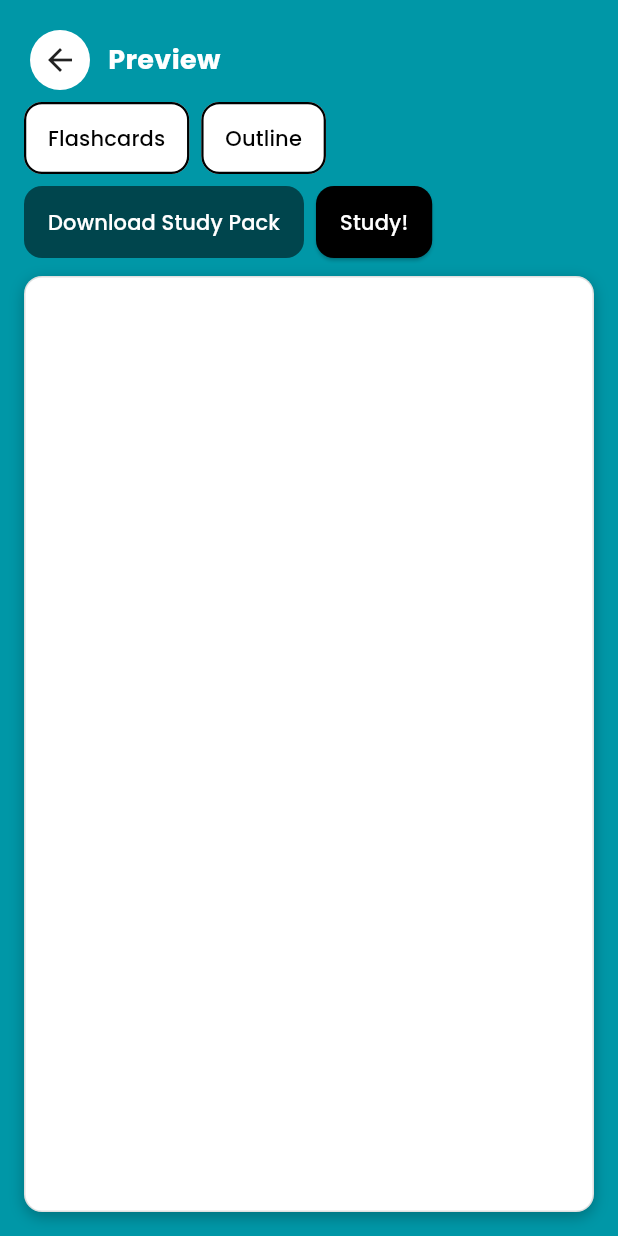
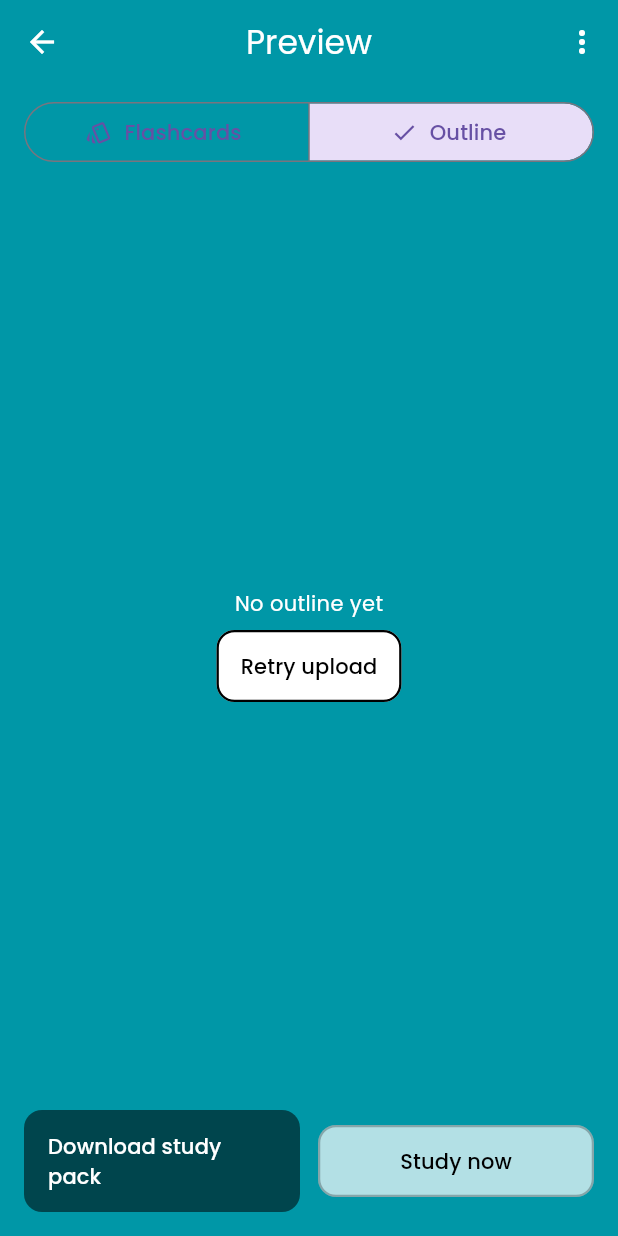
Before and after one commit to scwilson26/neuroforge_app, a Flutter app: the PreviewScreen screen opened directly with empty values, after a tap on "Outline", on a phone screen of 412 x 824 dp. Run offline on Flutter 3.47's test engine with Material 3 defaults, Android fonts, the phone set to English and light mode, and no system bars; our stand-ins replace file_picker, google_fonts, share_plus, shared_preferences; missing offline and left inert: file_saver; accounts and stored records are empty.

Commit message:
v0.2.0 - improved UI on preview page

```diff
--- a/lib/main.dart
+++ b/lib/main.dart
@@ -7,6 +7,8 @@ import 'package:share_plus/share_plus.dart';
 import 'package:shared_preferences/shared_preferences.dart';
 import 'package:file_saver/file_saver.dart';
 import 'package:flutter/foundation.dart';
+import 'package:flutter/services.dart';
+import 'package:flutter/semantics.dart';
 
 void main() => runApp(const SpacedApp());
 
@@ -332,7 +334,6 @@ enum PreviewTab { flashcards, outline }
 class _PreviewScreenState extends State<PreviewScreen> {
   PreviewTab _tab = PreviewTab.flashcards;
   late List<bool> _selected;
-  final Set<int> _showBack = {};
   bool _downloading = false;
 
   @override
@@ -416,62 +417,100 @@ class _PreviewScreenState extends State<PreviewScreen> {
     );
   }
 
+  int get _selectedCount => _selected.where((e) => e).length;
+
+  void _setTab(PreviewTab t) {
+    setState(() => _tab = t);
+    // Accessibility: Announce tab change
+    final label = t == PreviewTab.flashcards ? 'Flashcards' : 'Outline';
+    SemanticsService.announce(label, TextDirection.ltr);
+  }
+
+  void _bulkSelect(bool value) {
+    HapticFeedback.lightImpact();
+    setState(() {
+      for (var i = 0; i < _selected.length; i++) {
+        _selected[i] = value;
+      }
+    });
+  }
+
   @override
   Widget build(BuildContext context) {
+    final primary = Theme.of(context).colorScheme.primary;
     return Scaffold(
-      body: SafeArea(
-        child: Padding(
-          padding: const EdgeInsets.all(16),
-          child: Column(
+      appBar: AppBar(
+        leading: IconButton(
+          icon: const Icon(Icons.arrow_back),
+          onPressed: () => Navigator.of(context).pop(),
+          tooltip: 'Back',
+        ),
+        title: Column(
+          crossAxisAlignment: CrossAxisAlignment.start,
+          children: [
+            const Text('Preview'),
+            if (_selectedCount > 0)
+              Text('${_selectedCount} selected',
+                  style: Theme.of(context).textTheme.bodySmall?.copyWith(color: Theme.of(context).textTheme.bodySmall?.color?.withOpacity(0.75))),
+          ],
+        ),
+        actions: [
+          PopupMenuButton<String>(
+            onSelected: (v) {
+              if (v == 'all') _bulkSelect(true);
+              if (v == 'none') _bulkSelect(false);
+            },
+            itemBuilder: (context) => const [
+              PopupMenuItem(value: 'all', child: Text('Select all')),
+              PopupMenuItem(value: 'none', child: Text('Deselect all')),
+            ],
+          ),
+        ],
+      ),
+      body: Column(
         crossAxisAlignment: CrossAxisAlignment.stretch,
         children: [
-              Row(
-                children: [
-                  IconButton(
-                    tooltip: 'Back',
-                    style: IconButton.styleFrom(backgroundColor: Colors.white, padding: const EdgeInsets.all(8)),
-                    icon: const Icon(Icons.arrow_back, color: Colors.black87),
-                    onPressed: () => Navigator.of(context).pop(),
+          Padding(
+            padding: const EdgeInsets.symmetric(horizontal: 16, vertical: 8),
+            child: SegmentedButton<PreviewTab>(
+              segments: const [
+                ButtonSegment(value: PreviewTab.flashcards, label: Text('Flashcards'), icon: Icon(Icons.style_outlined)),
+                ButtonSegment(value: PreviewTab.outline, label: Text('Outline'), icon: Icon(Icons.article_outlined)),
+              ],
+              selected: {_tab},
+              onSelectionChanged: (s) => _setTab(s.first),
+              style: ButtonStyle(
+                foregroundColor: WidgetStatePropertyAll(primary),
               ),
-                  const SizedBox(width: 8),
-                  const Text('Preview', style: TextStyle(color: Colors.white, fontSize: 18, fontWeight: FontWeight.w700)),
+            ),
+          ),
+          const SizedBox(height: 8),
+          Expanded(
+            child: _tab == PreviewTab.flashcards
+                ? _buildCardList()
+                : _buildOutlineView(),
+          ),
         ],
       ),
-              const SizedBox(height: 4),
-              Wrap(
-                spacing: 8,
-                runSpacing: 8,
+      bottomNavigationBar: SafeArea(
+        child: Padding(
+          padding: const EdgeInsets.fromLTRB(16, 8, 16, 16),
+          child: Row(
             children: [
-                  OutlinedButton(
-                    onPressed: () => setState(() => _tab = PreviewTab.flashcards),
-                    child: const Text('Flashcards'),
-                  ),
-                  OutlinedButton(
-                    onPressed: () => setState(() => _tab = PreviewTab.outline),
-                    child: const Text('Outline'),
-                  ),
-                  ElevatedButton(
+              Expanded(
+                child: ElevatedButton(
                   onPressed: _downloading || (widget.originalFiles == null || widget.originalFiles!.isEmpty)
                       ? null
                       : _downloadStudyPack,
-                    child: Text(_downloading ? 'Preparing…' : 'Download Study Pack'),
+                  child: Text(_downloading ? 'Preparing…' : 'Download study pack'),
                 ),
-                  ElevatedButton(
-                    onPressed: _goStudy,
-                    child: const Text('Study!'),
               ),
-                ],
+              const SizedBox(width: 12),
+              Expanded(
+                child: OutlinedButton(
+                  onPressed: _selectedCount == 0 ? null : _goStudy,
+                  child: const Text('Study now'),
                 ),
-              const SizedBox(height: 12),
-              Expanded(
-                child: _tab == PreviewTab.flashcards
-                    ? _FlashcardList(
-                        cards: widget.flashcards,
-                        selected: _selected,
-                        showBack: _showBack,
-                        onToggleSelected: (i, v) => setState(() => _selected[i] = v),
-                      )
-                    : _OutlineView(text: widget.outline),
               ),
             ],
           ),
@@ -479,97 +518,78 @@ class _PreviewScreenState extends State<PreviewScreen> {
       ),
     );
   }
+
+  Widget _buildCardList() {
+    final cards = widget.flashcards;
+    if (cards.isEmpty) {
+      return _EmptyState(
+        message: 'No flashcards found',
+        actionText: 'Retry upload',
+        onTap: () => Navigator.of(context).pop(),
+      );
     }
-
-class _FlashcardList extends StatelessWidget {
-  final List<Map<String, dynamic>> cards;
-  final List<bool> selected;
-  final Set<int> showBack;
-  final void Function(int index, bool value) onToggleSelected;
-  const _FlashcardList({required this.cards, required this.selected, required this.showBack, required this.onToggleSelected});
-
-  @override
-  Widget build(BuildContext context) {
-    return ListView.builder(
+    return ListView.separated(
       itemCount: cards.length,
+      separatorBuilder: (_, __) => const Divider(height: 1),
       itemBuilder: (context, i) {
         final c = cards[i];
         final front = (c['front'] ?? '').toString();
-        final back = (c['back'] ?? '').toString();
-        final isBack = showBack.contains(i);
         return StatefulBuilder(
-          builder: (context, setState) => Container(
-            margin: const EdgeInsets.symmetric(vertical: 6),
-            decoration: BoxDecoration(
-              color: Colors.white,
-              borderRadius: BorderRadius.circular(12),
-              border: Border.all(color: Colors.black12),
-              boxShadow: const [BoxShadow(color: Colors.black26, blurRadius: 8, offset: Offset(0, 3))],
+          builder: (context, setLocal) => ListTile(
+            title: Text(front, style: const TextStyle(fontWeight: FontWeight.w600)),
+            trailing: Checkbox(
+              value: _selected[i],
+              onChanged: (v) {
+                final nv = v ?? true;
+                setLocal(() {});
+                setState(() => _selected[i] = nv);
+              },
             ),
-            child: InkWell(
-              borderRadius: BorderRadius.circular(12),
-              onTap: () => setState(() {
-                if (isBack) {
-                  showBack.remove(i);
-                } else {
-                  showBack.add(i);
-                }
-              }),
-              child: Padding(
-                padding: const EdgeInsets.all(12),
-                child: Row(
-                  crossAxisAlignment: CrossAxisAlignment.start,
-                  children: [
-                    Expanded(
-                      child: Column(
-                        crossAxisAlignment: CrossAxisAlignment.start,
-                        children: [
-                          Container(
-                            padding: const EdgeInsets.symmetric(horizontal: 8, vertical: 4),
-                            decoration: BoxDecoration(
-                              color: isBack ? Colors.green.shade600 : Colors.blueGrey.shade700,
-                              borderRadius: BorderRadius.circular(6),
-                            ),
-                            child: Text(isBack ? 'Answer' : 'Question', style: const TextStyle(color: Colors.white, fontSize: 12, fontWeight: FontWeight.w600)),
-                          ),
-                          const SizedBox(height: 8),
-                          Text(isBack ? back : front, style: const TextStyle(color: Colors.black87)),
-                        ],
-                      ),
-                    ),
-                    const SizedBox(width: 8),
-                    Checkbox(
-                      value: selected[i],
-                      onChanged: (v) => onToggleSelected(i, v ?? true),
-                    ),
-                  ],
-                ),
-              ),
-            ),
+            onTap: () {
+              final nv = !_selected[i];
+              setLocal(() {});
+              setState(() => _selected[i] = nv);
+            },
+            contentPadding: const EdgeInsets.symmetric(horizontal: 16, vertical: 8),
+            visualDensity: VisualDensity.compact,
           ),
         );
       },
     );
   }
+
+  Widget _buildOutlineView() {
+    final text = widget.outline.trim();
+    if (text.isEmpty) {
+      return _EmptyState(
+        message: 'No outline yet',
+        actionText: 'Retry upload',
+        onTap: () => Navigator.of(context).pop(),
+      );
+    }
+    return Padding(
+      padding: const EdgeInsets.fromLTRB(16, 0, 16, 16),
+      child: SingleChildScrollView(child: Text(text)),
+    );
+  }
 }
 
-class _OutlineView extends StatelessWidget {
-  final String text;
-  const _OutlineView({required this.text});
+class _EmptyState extends StatelessWidget {
+  final String message;
+  final String actionText;
+  final VoidCallback onTap;
+  const _EmptyState({required this.message, required this.actionText, required this.onTap});
+
   @override
   Widget build(BuildContext context) {
-    return Container(
-      decoration: BoxDecoration(
-        color: Colors.white,
-        borderRadius: BorderRadius.circular(12),
-        border: Border.all(color: Colors.black12),
-        boxShadow: const [BoxShadow(color: Colors.black26, blurRadius: 8, offset: Offset(0, 3))],
-      ),
-      child: Padding(
-        padding: const EdgeInsets.all(12),
-        child: SingleChildScrollView(
-          child: Text(text, style: const TextStyle(color: Colors.black87, height: 1.3)),
-        ),
+    return Center(
+      child: Column(
+        mainAxisSize: MainAxisSize.min,
+        children: [
+          Text(message),
+          const SizedBox(height: 8),
+          OutlinedButton(onPressed: onTap, child: Text(actionText)),
+        ],
       ),
     );
   }
```
Lines whose indentation alone changed are shown as unchanged.
